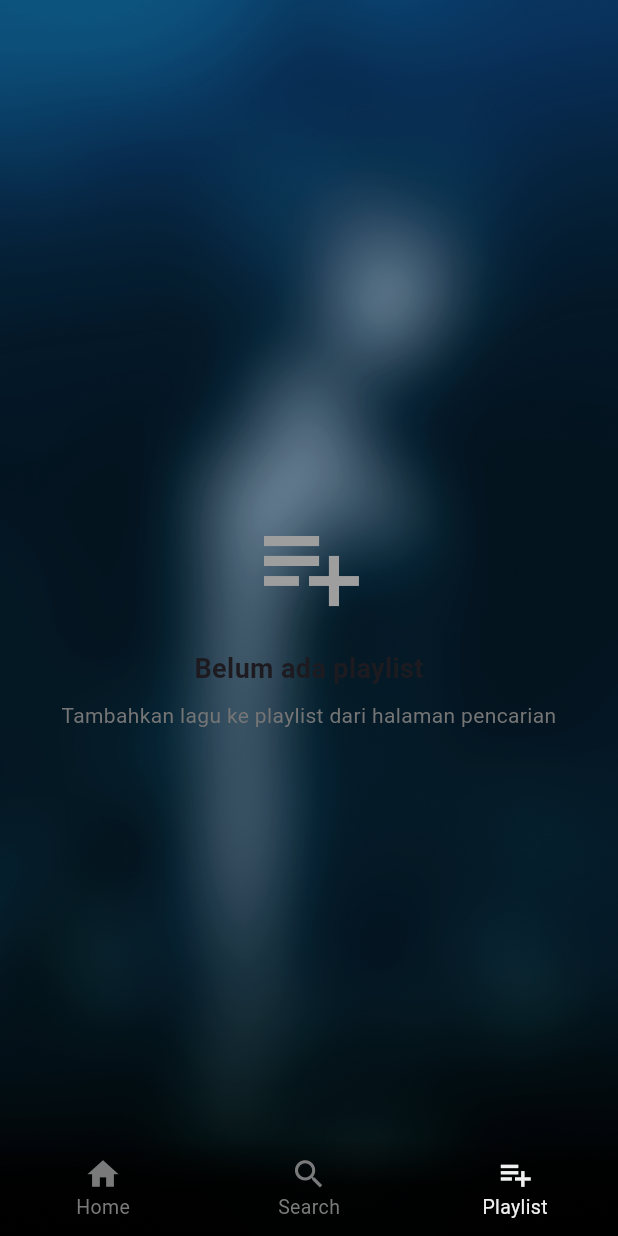
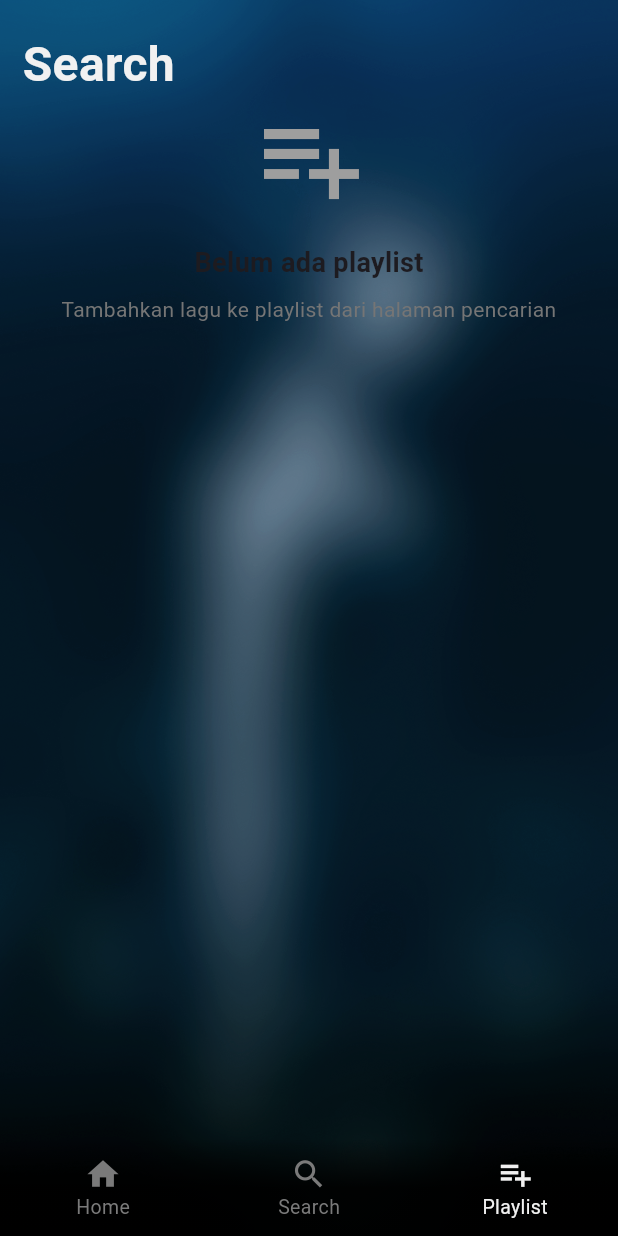
Before and after one commit to Blueeyss14/deep-M, a Flutter app: the screen it shows after launch, swiped to page 3, on a phone screen of 412 x 824 dp. Run offline on Flutter 3.47's test engine with Material 3 defaults, Android fonts, the phone set to English and light mode, and no system bars; our stand-ins replace cached_network_image, flutter_dotenv, just_audio; missing offline and left inert: youtube_explode_dart.

Commit message:
update: playlist page

```diff
--- a/lib/main.dart
+++ b/lib/main.dart
@@ -21,21 +21,7 @@ class MyApp extends StatelessWidget {
         }
         FocusScope.of(context).unfocus();
       },
-      child: MaterialApp(
-        // title: 'DeepM - Music Player',
-        // theme: ThemeData(
-        //   primarySwatch: Colors.amber,
-        //   visualDensity: VisualDensity.adaptivePlatformDensity,
-        //   // useMaterial3: true,
-        //   appBarTheme: AppBarTheme(
-        //     backgroundColor: Colors.amber,
-        //     foregroundColor: Colors.black,
-        //     centerTitle: true,
-        //   ),
-        // ),
-        home: HomePage(),
-        debugShowCheckedModeBanner: false,
-      ),
+      child: MaterialApp(home: HomePage(), debugShowCheckedModeBanner: false),
     );
   }
 }
--- a/lib/src/features/views/home/home_page.dart
+++ b/lib/src/features/views/home/home_page.dart
@@ -7,6 +7,7 @@ import 'package:deep_m/src/shared/components/music_player_bar.dart';
 import 'package:deep_m/src/features/views/pages/playlist_page.dart';
 import 'package:deep_m/src/features/views/pages/search_page.dart';
 import 'package:deep_m/src/features/views/pages/song_home_page.dart';
+import 'package:deep_m/src/shared/style/custom_color.dart';
 import 'package:flutter/material.dart';
 import 'package:provider/provider.dart';
 
@@ -88,20 +89,19 @@ class _HomePageState extends State<HomePage>
           Center(
             child: ClipRect(
               child: BackdropFilter(
-                filter: ImageFilter.blur(
-                  sigmaX: ModalRoute.of(context)?.isCurrent == false ? 8 : 0,
-                  sigmaY: ModalRoute.of(context)?.isCurrent == false ? 8 : 0,
-                ),
-                child: AnimatedContainer(
-                  height:
-                      ModalRoute.of(context)?.isCurrent == false
-                          ? MediaQuery.of(context).size.height
-                          : 0,
-                  width:
-                      ModalRoute.of(context)?.isCurrent == false
-                          ? MediaQuery.of(context).size.width
-                          : 0,
-                  duration: Duration(milliseconds: 100),
+                filter: ImageFilter.blur(sigmaX: 8, sigmaY: 8),
+
+                child: Container(
+                  decoration: BoxDecoration(
+                    gradient: LinearGradient(
+                      colors: [
+                        CustomColor.musicBar1.withAlpha(300),
+                        CustomColor.musicBar2.withAlpha(100),
+                      ],
+                      begin: Alignment.topCenter,
+                      end: Alignment.bottomCenter,
+                    ),
+                  ),
                 ),
               ),
             ),
--- a/lib/src/features/views/pages/playlist_page.dart
+++ b/lib/src/features/views/pages/playlist_page.dart
@@ -1,5 +1,8 @@
+import 'dart:ui';
+
 import 'package:deep_m/src/features/viewmodels/download_song_provider.dart';
 import 'package:deep_m/src/features/views/pages/playlist_folder_song.dart';
+import 'package:deep_m/src/shared/style/custom_color.dart';
 import 'package:flutter/material.dart';
 import 'package:provider/provider.dart';
 import 'package:deep_m/src/features/viewmodels/playlist_provider.dart';
@@ -49,10 +52,34 @@ class _PlaylistPageState extends State<PlaylistPage> {
     return Scaffold(
       backgroundColor: Colors.transparent,
       resizeToAvoidBottomInset: false,
-      body:
+      body: Column(
+        children: [
+          const SizedBox(height: 20),
+          Container(
+            margin: EdgeInsets.symmetric(horizontal: 15),
+            width: double.infinity,
+            child: SafeArea(
+              child: Text(
+                "Search",
+                style: TextStyle(
+                  color: CustomColor.white1,
+                  fontWeight: FontWeight.bold,
+                  fontSize: 32,
+                ),
+              ),
+            ),
+          ),
+          Expanded(
+            child: SingleChildScrollView(
+              padding: EdgeInsets.zero,
+              child:
                   playlistProvider.playlists.isEmpty
                       ? _buildEmptyPlaylistView()
                       : _buildPlaylistGrid(playlistProvider),
+            ),
+          ),
+        ],
+      ),
     );
   }
 
@@ -86,7 +113,6 @@ class _PlaylistPageState extends State<PlaylistPage> {
 
     return Padding(
       padding: const EdgeInsets.all(10),
-      child: SingleChildScrollView(
       child: Column(
         children: List.generate(rowCount, (rowIndex) {
           final int itemsInThisRow =
@@ -114,49 +140,66 @@ class _PlaylistPageState extends State<PlaylistPage> {
                       );
                     });
                   },
+                  child: ClipRect(
+                    clipBehavior: Clip.antiAlias,
+                    child: BackdropFilter(
+                      filter: ImageFilter.blur(sigmaX: 10, sigmaY: 8),
+
                       child: Container(
+                        padding: const EdgeInsets.all(15),
                         margin: const EdgeInsets.all(10),
                         height: 120,
                         decoration: BoxDecoration(
-                        color: Colors.amber.shade100,
-                        borderRadius: BorderRadius.circular(12),
-                        boxShadow: [
-                          BoxShadow(
-                            color: Colors.grey.withOpacity(0.3),
-                            spreadRadius: 1,
-                            blurRadius: 3,
-                            offset: Offset(0, 2),
+                          borderRadius: BorderRadius.circular(10),
+                          border: Border.all(
+                            width: 0.5,
+                            color: CustomColor.white2.withAlpha(100),
                           ),
+
+                          gradient: LinearGradient(
+                            colors: [
+                              CustomColor.musicBar1.withAlpha(50),
+                              CustomColor.musicBar2.withAlpha(70),
+                              CustomColor.musicBar3.withAlpha(80),
                             ],
+                            begin: Alignment.centerLeft,
+                            end: Alignment.centerRight,
+                          ),
                         ),
                         child: Column(
                           mainAxisAlignment: MainAxisAlignment.center,
                           children: [
-                          Icon(
-                            Icons.music_note,
-                            size: 40,
-                            color: Colors.amber.shade700,
-                          ),
                             SizedBox(height: 8),
                             Text(
                               playlistName,
                               style: TextStyle(
                                 fontWeight: FontWeight.bold,
-                              fontSize: 16,
+                                fontSize: 14,
+                                color: CustomColor.white1,
                               ),
                               textAlign: TextAlign.center,
                               maxLines: 2,
                               overflow: TextOverflow.ellipsis,
                             ),
-                          SizedBox(height: 4),
+                            if (songCount == 1)
                               Text(
-                            "$songCount lagu",
+                                "$songCount song",
                                 style: TextStyle(
                                   fontSize: 12,
-                              color: Colors.grey[600],
+                                  color: CustomColor.white2,
+                                ),
+                              )
+                            else
+                              Text(
+                                "$songCount songs",
+                                style: TextStyle(
+                                  fontSize: 12,
+                                  color: CustomColor.white2,
                                 ),
                               ),
                           ],
+                        ),
+                      ),
                     ),
                   ),
                 ),
@@ -165,7 +208,6 @@ class _PlaylistPageState extends State<PlaylistPage> {
           );
         }),
       ),
-      ),
     );
   }
 }
--- a/lib/src/features/views/utils/add_playlist_bottom_sheet.dart
+++ b/lib/src/features/views/utils/add_playlist_bottom_sheet.dart
@@ -7,6 +7,7 @@ import 'package:deep_m/src/features/viewmodels/playlist_provider.dart';
 
 void addPlaylistBottomSheet(BuildContext context, Map<String, String> song) {
   showModalBottomSheet(
+    barrierColor: Colors.transparent,
     useRootNavigator: false,
     backgroundColor: Colors.transparent,
     clipBehavior: Clip.antiAlias,
```
Lines whose indentation alone changed are shown as unchanged.
